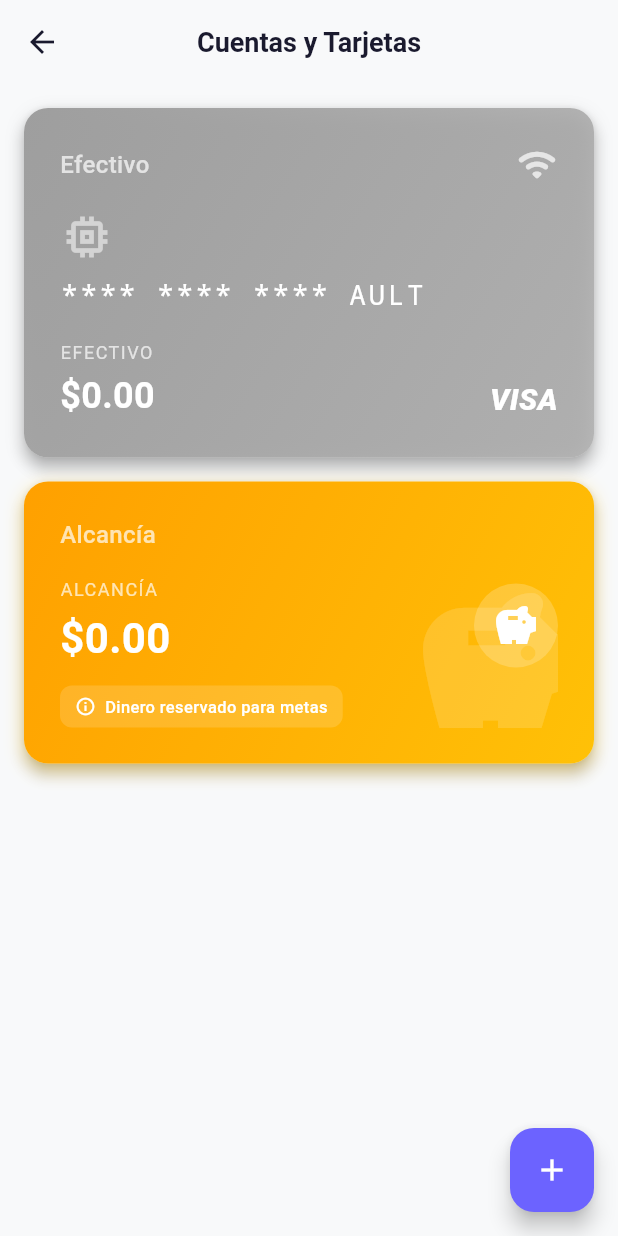
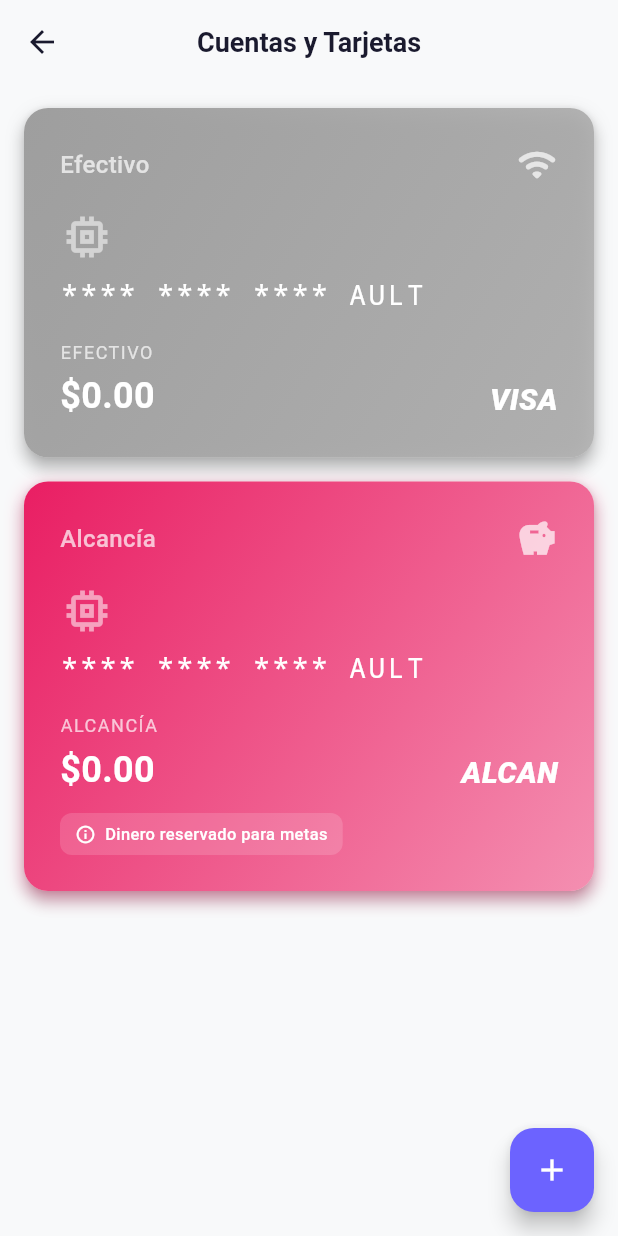
Before and after one commit to Phamton140/Plusbalance, a Flutter app: the AccountsScreen screen opened directly, on a phone screen of 412 x 824 dp. Run offline on Flutter 3.47's test engine with Material 3 defaults, Android fonts, the phone set to English and light mode, and no system bars; our stand-ins replace drift, fl_chart, flutter_animate, flutter_riverpod, flutter_secure_storage, go_router and 3 more; missing offline and left inert: sqlite3; accounts and stored records are empty; generated files the repository leaves out were written again.

Commit message:
Change Alcancia color to pink (#E91E63) and fix card layout

```diff
--- a/lib/core/database/app_database.dart
+++ b/lib/core/database/app_database.dart
@@ -18,7 +18,7 @@ const String efectivoDefaultAccountId = 'efectivo-default';
 const String efectivoDefaultColor = '#9E9E9E';
 
 const String alcanciaDefaultAccountId = 'alcancia-default';
-const String alcanciaDefaultColor = '#FFD700';
+const String alcanciaDefaultColor = '#E91E63';
 
 const String transferenciaDefaultCategoryId = 'default-cat-transferencia';
 const String transferenciaDefaultCategoryName = 'Transferencia';
--- a/lib/features/accounts/presentation/accounts_screen.dart
+++ b/lib/features/accounts/presentation/accounts_screen.dart
@@ -307,24 +307,17 @@ class _AlcanciaCard extends StatelessWidget {
             gradient: LinearGradient(
               begin: Alignment.topLeft,
               end: Alignment.bottomRight,
-              colors: [Colors.amber.shade700, Colors.amber.shade500],
+              colors: [Color(0xFFE91E63), Color(0xFFF48FB1)],
             ),
             boxShadow: [
               BoxShadow(
-                color: Colors.amber.withValues(alpha: 0.4),
+                color: Color(0xFFE91E63).withValues(alpha: 0.4),
                 blurRadius: 10,
                 offset: const Offset(0, 4),
               )
             ]
           ),
-          child: Stack(
-            children: [
-              Positioned(
-                right: -20,
-                bottom: -20,
-                child: Icon(Icons.savings, size: 120, color: Colors.white.withValues(alpha: 0.15)),
-              ),
-              Column(
+          child: Column(
             crossAxisAlignment: CrossAxisAlignment.start,
             children: [
               Row(
@@ -334,8 +327,21 @@ class _AlcanciaCard extends StatelessWidget {
                     account.institutionName ?? 'Alcancía',
                     style: const TextStyle(color: Colors.white70, fontSize: 16, fontWeight: FontWeight.w500),
                   ),
+                  Row(
+                    children: [
                       if (isDefault) const Icon(Icons.star, color: Colors.amber, size: 20),
+                      const SizedBox(width: 8),
+                      const Icon(Icons.savings, color: Colors.white70, size: 28),
                     ],
+                  )
+                ],
+              ),
+              const SizedBox(height: 16),
+              const Icon(Icons.memory, color: Colors.white54, size: 36),
+              const SizedBox(height: 8),
+              Text(
+                '**** **** **** ${account.id.substring(account.id.length - 4).toUpperCase()}',
+                style: const TextStyle(color: Colors.white, fontSize: 18, fontFamily: 'monospace', letterSpacing: 2),
               ),
               const SizedBox(height: 16),
               Row(
@@ -352,17 +358,13 @@ class _AlcanciaCard extends StatelessWidget {
                       const SizedBox(height: 4),
                       Text(
                         '\$${account.balance.toStringAsFixed(2)}',
-                            style: const TextStyle(color: Colors.white, fontSize: 28, fontWeight: FontWeight.bold),
+                        style: const TextStyle(color: Colors.white, fontSize: 24, fontWeight: FontWeight.bold),
                       ),
                     ],
                   ),
-                      Container(
-                        padding: const EdgeInsets.all(12),
-                        decoration: BoxDecoration(
-                          color: Colors.white.withValues(alpha: 0.2),
-                          shape: BoxShape.circle,
-                        ),
-                        child: const Icon(Icons.savings, color: Colors.white, size: 32),
+                  const Text(
+                    'ALCAN',
+                    style: TextStyle(color: Colors.white, fontSize: 20, fontWeight: FontWeight.w900, fontStyle: FontStyle.italic),
                   ),
                 ],
               ),
@@ -390,8 +392,6 @@ class _AlcanciaCard extends StatelessWidget {
               ),
             ],
           ),
-            ],
-          ),
         ),
       ),
     );
```
Lines whose indentation alone changed are shown as unchanged.
